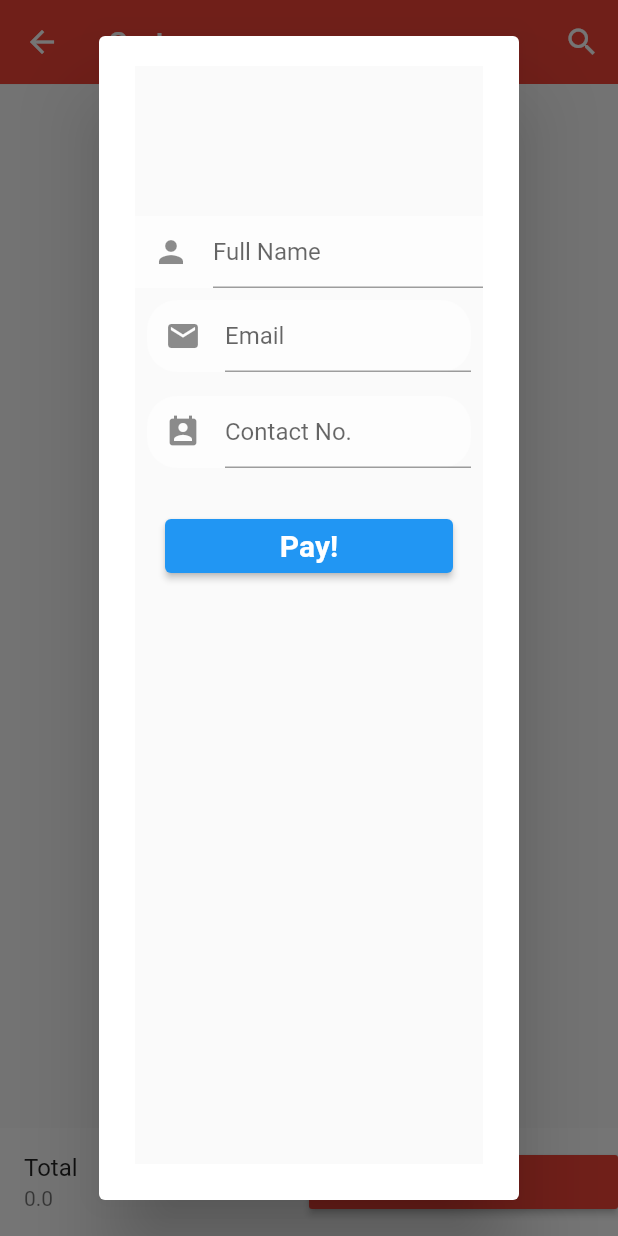
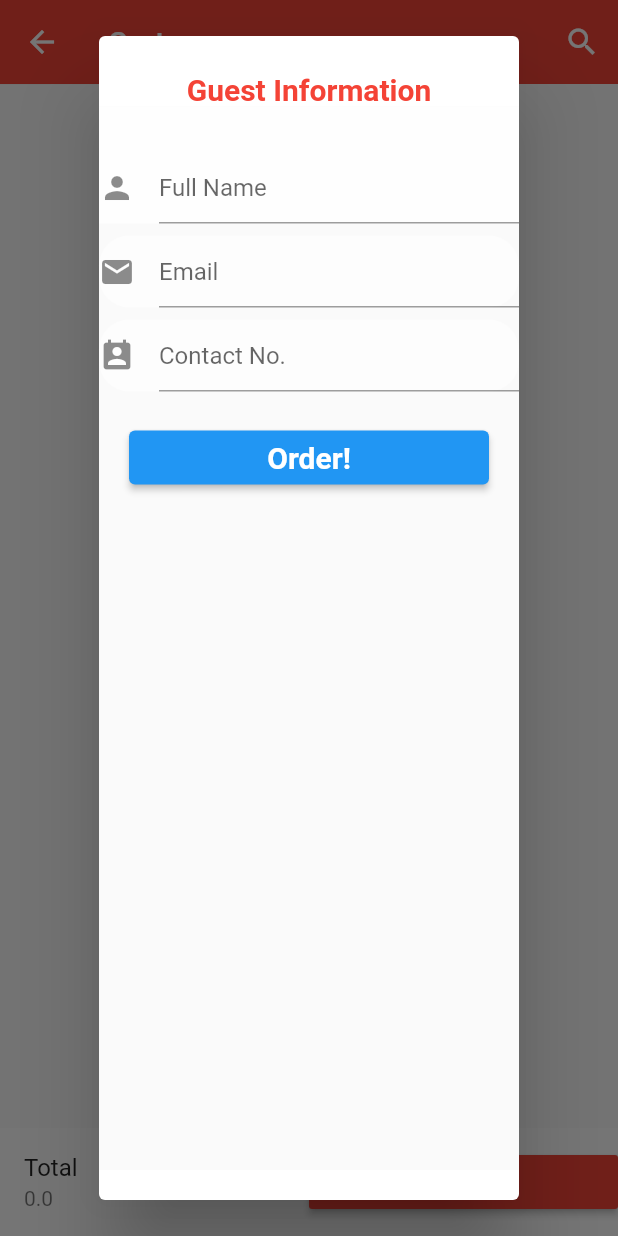
Before and after one commit to amit3512/grocery_app_nodejs_flutter_front_end, a Flutter app: the Cart screen opened directly, after a tap on "Check Out", on a phone screen of 412 x 824 dp. Run offline on Flutter 3.47's test engine with Material 2 defaults, Android fonts, the phone set to English and light mode, and no system bars; our stand-ins replace badges, carousel_pro, get, shared_preferences; accounts and stored records are empty; network calls fail.

Commit message:
order manage

```diff
--- a/lib/ApiCalls/all_apis.dart
+++ b/lib/ApiCalls/all_apis.dart
@@ -1,6 +1,6 @@
 class AllApis {
-  // static const _baseUrl = 'https://majjalekinnus.herokuapp.com';
-  static const _baseUrl = 'http://10.0.2.2:4000';
+  static const _baseUrl = 'https://majjalekinnus.herokuapp.com';
+  // static const _baseUrl = 'http://10.0.2.2:4000';
 
   static const apiRouteForGetCategory = _baseUrl + '/api/category';
   static const apiRouteForFetchOrder = _baseUrl + '/api/order';
--- a/lib/components/guestDetailsForm.dart
+++ b/lib/components/guestDetailsForm.dart
@@ -3,6 +3,10 @@
 import 'package:flutter/material.dart';
 import 'package:grocery_app/ApiCalls/api_calls.dart';
 import 'package:grocery_app/pages/login.dart';
+import 'package:provider/provider.dart';
+
+import '../grocery_app.dart';
+import '../provider/order_data_provider.dart';
 
 class GuestDetailForm extends StatefulWidget {
   const GuestDetailForm({Key? key}) : super(key: key);
@@ -17,27 +21,26 @@ class _GuestDetailFormState extends State<GuestDetailForm> {
   final TextEditingController _nameTextController = TextEditingController();
   final TextEditingController _emailTextController = TextEditingController();
   final TextEditingController _contactTextController = TextEditingController();
-  String groupValue = "male";
-  String gender = "male";
-  String passCheck = "";
+  // String groupValue = "male";
+  // String gender = "male";
+  // String passCheck = "";
 
-  onGenderChanged(e) {
-    setState(() {
-      if (e == "male") {
-        groupValue = e;
-        gender = e;
-      } else if (e == "female") {
-        groupValue = e;
-        gender = e;
-      }
-    });
-  }
+  // onGenderChanged(e) {
+  //   setState(() {
+  //     if (e == "male") {
+  //       groupValue = e;
+  //       gender = e;
+  //     } else if (e == "female") {
+  //       groupValue = e;
+  //       gender = e;
+  //     }
+  //   });
+  // }
 
   @override
   Widget build(BuildContext context) {
-    return SafeArea(
-      child:
-      Scaffold(
+    return Consumer<OrderDataProvider>(builder: (context, orderData, child) {
+      return Scaffold(
         body: Stack(
           children: [
             // Image.asset(
@@ -52,10 +55,8 @@ class _GuestDetailFormState extends State<GuestDetailForm> {
             //   height: double.infinity,
             // ),
             Padding(
-              padding: const EdgeInsets.only(top: 100.0),
+              padding: const EdgeInsets.only(bottom: 10.0),
               child: Container(
-                // alignment: Alignment.center,
-                // child: Center(
                 child: Form(
                   key: formKey, //key for form
                   child: ListView(
@@ -64,10 +65,10 @@ class _GuestDetailFormState extends State<GuestDetailForm> {
                         padding: const EdgeInsets.all(0.0),
                         child: Material(
                           borderRadius: BorderRadius.circular(0.0),
-                            color: Colors.white.withOpacity(0.5),
+                          color: Colors.white.withOpacity(0.7),
                           elevation: 0.0,
                           child: Padding(
-                              padding: const EdgeInsets.only(left: 12.0),
+                            padding: const EdgeInsets.only(top:30.0),
                             child: TextFormField(
                               controller: _nameTextController,
                               decoration: const InputDecoration(
@@ -89,56 +90,14 @@ class _GuestDetailFormState extends State<GuestDetailForm> {
                           ),
                         ),
                       ),
-
-                        // Padding(
-                        //   padding: const EdgeInsets.all(0.0),
-                        //   child: Container(
-                        //     color: Colors.white.withOpacity(0.3),
-                        //     child: Row(
-                        //       children: [
-                        //         Expanded(
-                        //           child: ListTile(
-                        //             title: const Text(
-                        //               "Male",
-                        //               textAlign: TextAlign.start,
-                        //               style: TextStyle(
-                        //                 color: Colors.black,
-                        //               ),
-                        //             ),
-                        //             leading: Radio(
-                        //                 value: "male",
-                        //                 groupValue: groupValue,
-                        //                 onChanged: (e) => onGenderChanged(e)),
-                        //           ),
-                        //         ),
-                        //         Expanded(
-                        //           child: ListTile(
-                        //             title: const Text(
-                        //               "Female",
-                        //               textAlign: TextAlign.start,
-                        //               style: TextStyle(
-                        //                 color: Colors.black,
-                        //               ),
-                        //             ),
-                        //             leading: Radio(
-                        //                 value: "female",
-                        //                 groupValue: groupValue,
-                        //                 onChanged: (e) => onGenderChanged(e)),
-                        //           ),
-                        //         ),
-                        //       ],
-                        //     ),
-                        //   ),
-                        // ),
-
                       Padding(
-                          padding: const EdgeInsets.all(8.0),
+                        padding: const EdgeInsets.only(top:8.0),
                         child: Material(
                           borderRadius: BorderRadius.circular(20.0),
                           color: Colors.white.withOpacity(0.5),
                           elevation: 0.0,
                           child: Padding(
-                              padding: const EdgeInsets.only(left: 12.0),
+                            padding: const EdgeInsets.all(0.0),
                             child: TextFormField(
                               controller: _emailTextController,
                               decoration: const InputDecoration(
@@ -160,15 +119,14 @@ class _GuestDetailFormState extends State<GuestDetailForm> {
                           ),
                         ),
                       ),
-
                       Padding(
-                          padding: const EdgeInsets.all(8.0),
+                        padding: const EdgeInsets.only(top:8.0),
                         child: Material(
                           borderRadius: BorderRadius.circular(20.0),
                           color: Colors.white.withOpacity(0.5),
                           elevation: 0.0,
                           child: Padding(
-                              padding: const EdgeInsets.only(left: 12.0),
+                            padding: const EdgeInsets.all(0.0),
                             child: TextFormField(
                               controller: _contactTextController,
                               keyboardType: TextInputType.number,
@@ -207,18 +165,39 @@ class _GuestDetailFormState extends State<GuestDetailForm> {
                           ),
                         ),
                       ),
-
                       Padding(
                         padding: const EdgeInsets.all(20.0),
                         child: ElevatedButton(
-                            onPressed: () {
+                          onPressed: () async {
+                            Map<String, dynamic> customerDetail = {
+                              "user_name": _nameTextController.text,
+                              "user_email": _emailTextController.text,
+                              "user_contact": _contactTextController.text,
+                            };
+                            var dataOrder =
+                                await orderData.submitOrder(customerDetail);
+                            var snackBar = SnackBar(
+                              content: Text(
+                                  dataOrder["message"] ?? orderData.message),
+                              backgroundColor: (dataOrder["message"] != null
+                                  ? Colors.green
+                                  : Colors.pinkAccent[400]),
+                              // action: SnackBarAction(
+                              //   label: 'Dismiss',
+                              //   onPressed: () {
+                              //   },
+                              // ),
+                            );
+                            ScaffoldMessenger.of(context)
+                                .showSnackBar(snackBar);
                             Navigator.push(
                               context,
                               MaterialPageRoute(
-                                      builder: (context) => const Login()));
+                                  builder: (context) => const GroceryApp()),
+                            );
                           },
                           child: const Text(
-                              "Pay!",
+                            "Order!",
                             textAlign: TextAlign.center,
                             style: TextStyle(
                               fontWeight: FontWeight.bold,
@@ -236,42 +215,7 @@ class _GuestDetailFormState extends State<GuestDetailForm> {
             ),
           ],
         ),
-        // bottomNavigationBar: Container(
-        //   child: FlatButton(
-        //     onPressed: () {},
-        //     color: Colors.red.shade900,
-        //     child: const Text(
-        //       "SignUp/Login",
-        //       style: TextStyle(
-        //         fontSize: 20.0,
-        //         fontWeight: FontWeight.bold,
-        //       ),
-        //     ),
-        //   ),
-        // ),
-      ),
       );
+    });
   }
 }
-
-signUp(name, gender, email, contact, password, confirmPassword) async {
-  print(password);
-  print(confirmPassword);
-  String pattern =
-      // r"^[a-zA-Z0-9.a-zA-Z0-9.!#$%&'*+-/=?^_`{|}~]+@[a-zA-Z0-9]+\.[a-zA-Z]+";
-      r"^[a-z0-9.a-z0-9.!#$%&'*+-/=?^_`{|}~]+@[a-z]+\.[a-z]+";
-  // r"^[a-zA-Z0-9.a-zA-Z0-9.!#$%&'*+-/=?^_`{|}~]+@gmail+\.[a-z]+";
-  bool isValid = RegExp(pattern).hasMatch(email);
-  if (isValid) {
-    if (password == confirmPassword) {
-      var dataApi = {
-        "username": name,
-        "gender": gender,
-        "email": email,
-        "contact": contact,
-        "password": password
-      };
-      await ApiCalls().signUp(dataApi);
-    }
-  }
-}
--- a/lib/pages/cart.dart
+++ b/lib/pages/cart.dart
@@ -48,6 +48,21 @@ class _CartState extends State<Cart> {
               Expanded(
                 child: MaterialButton(
                   onPressed: () async {
+                    // Map<String, dynamic> customerDetail = {
+                    //   "user_id": userData.data!["result"]["user_id"],
+                    //   "user_name": userData.data!["result"]["name"],
+                    //   "user_email": userData.data!["result"]["email"],
+                    //   "user_contact": userData.data!["result"]["contact"],
+                    // };
+                    // customerDetail["user_id"] =
+                    // userData.data!["result"]["user_id"];
+                    // customerDetail["user_name"] =
+                    // userData.data!["result"]["name"];
+                    // customerDetail["user_email"] =
+                    // userData.data!["result"]["email"];
+                    // customerDetail["user_contact"] =
+                    // userData.data!["result"]["contact"];
+
                     if (userData.isAuthenticated == true) {
                       Map<String, dynamic> customerDetail = {
                         "user_id": userData.data!["result"]["user_id"],
@@ -79,27 +94,36 @@ class _CartState extends State<Cart> {
                       showDialog(
                           context: context,
                           builder: (BuildContext context) {
-                            return AlertDialog(
-                              content: Stack(
-                                // overflow: Overflow.visible,
-                                children: <Widget>[
-                                  Positioned(
-                                    right: 0.0,
-                                    top: 0.0,
-                                    child: InkResponse(
-                                      onTap: () {
-                                        Navigator.of(context).pop();
-                                      },
-                                      child:const CircleAvatar(
-                                        child:  Icon(Icons.close),
-                                        backgroundColor: Colors.red,
-                                      ),
-                                    ),
-                                  ),
-                                  const GuestDetailForm()
-                                ],
-                              ),
-                            );
+                            return const AlertDialog(
+                                title: Text('Guest Information',
+                                    textAlign: TextAlign.center,
+                                    style: TextStyle(
+                                      fontWeight: FontWeight.bold,
+                                      color: Colors.red,
+                                      fontSize: 20.0,
+                                    )),
+                                contentPadding: EdgeInsets.only(bottom: 20.0),
+                                content: GuestDetailForm()
+                                // Stack(
+                                //   // overflow: Overflow.visible,
+                                //   children: <Widget>[
+                                //     Positioned(
+                                //       right: -50.0,
+                                //       top: -50.0,
+                                //       child: InkResponse(
+                                //         onTap: () {
+                                //           Navigator.of(context).pop();
+                                //         },
+                                //         child:const CircleAvatar(
+                                //           child:  Icon(Icons.close),
+                                //           backgroundColor: Colors.red,
+                                //         ),
+                                //       ),
+                                //     ),
+                                //     const GuestDetailForm()
+                                //   ],
+                                // ),
+                                );
                           });
                     }
                   },
```
Also changed, not shown: lib/pages/guestDetails.dart (+98 -98 lines). Lines whose indentation alone changed are shown as unchanged.
